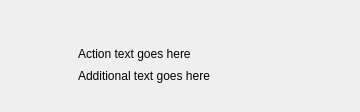
This is src/Authoring/Studio/Palettes/Progress/ProgressDlg.ui in flyhex/qt3dstudio as Qt 5 draws it before an edit. The edited form follows.
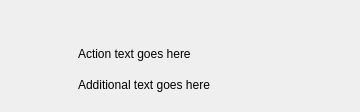
This is the edited form. Icons and pictures are not drawn.

Commit message:
Adjust loading popup
Change background color & add border. Also updates correct image path
and changes filename label to word-wrap.

Task-number: QT3DS-1788

```diff
--- a/src/Authoring/Studio/Palettes/Progress/ProgressDlg.ui
+++ b/src/Authoring/Studio/Palettes/Progress/ProgressDlg.ui
@@ -13,12 +13,22 @@
   <property name="windowTitle">
    <string>Sub-presentations</string>
   </property>
+  <widget class="QWidget" name="backgroundWidget" native="true">
+    <property name="geometry">
+      <rect>
+        <x>0</x>
+        <y>0</y>
+        <width>360</width>
+        <height>112</height>
+      </rect>
+    </property>
+  </widget>
   <widget class="QLabel" name="progressActionText">
    <property name="geometry">
     <rect>
      <x>78</x>
      <y>43</y>
-     <width>282</width>
+     <width>280</width>
      <height>21</height>
     </rect>
    </property>
@@ -50,8 +60,8 @@
     <rect>
      <x>78</x>
      <y>65</y>
-     <width>282</width>
-     <height>21</height>
+     <width>280</width>
+     <height>40</height>
     </rect>
    </property>
    <property name="text">
```
Left out of the diff: 4 changed lines with no effect on the pictures. The commit also changes 2 other files.
